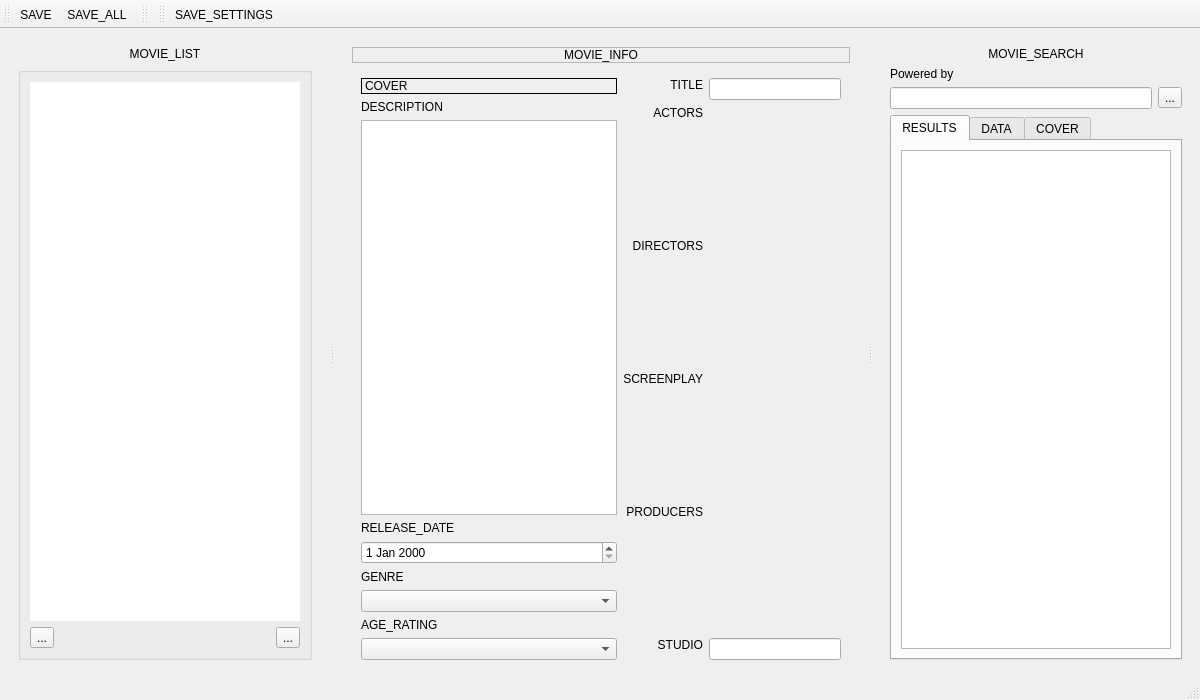
First picture: the form in mainwin.ui, repository SpeckenbachNet/MovieMetaM, before the edit.
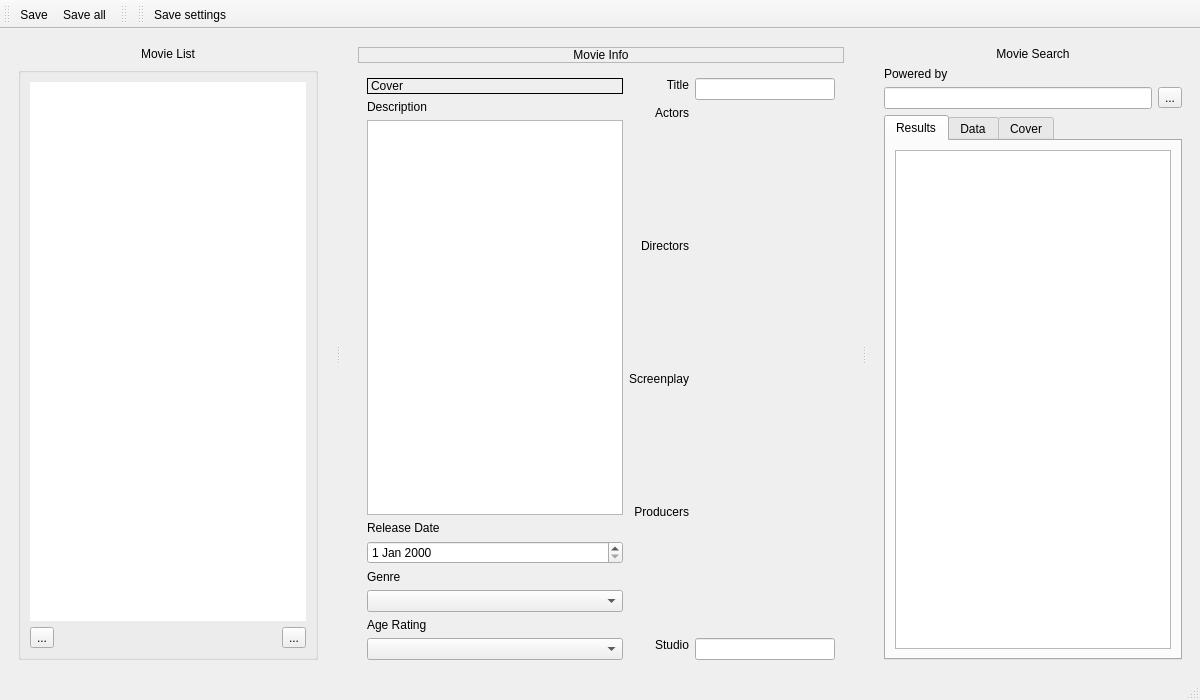
Second picture: the form after the edit. Icons and pictures are not drawn. Custom widgets are drawn as their Qt base class.

The edit to the form file:
```diff
--- a/mainwin.ui
+++ b/mainwin.ui
@@ -44,7 +44,7 @@
             <item>
              <widget class="QLabel" name="leftLabel">
               <property name="text">
-               <string>MOVIE_LIST</string>
+               <string>Movie List</string>
               </property>
               <property name="alignment">
                <set>Qt::AlignmentFlag::AlignCenter</set>
@@ -143,7 +143,7 @@
                <number>4</number>
               </property>
               <property name="text">
-               <string>MOVIE_INFO</string>
+               <string>Movie Info</string>
               </property>
               <property name="alignment">
                <set>Qt::AlignmentFlag::AlignCenter</set>
@@ -167,14 +167,14 @@
                     <enum>QFrame::Shape::Box</enum>
                    </property>
                    <property name="text">
-                    <string>COVER</string>
+                    <string>Cover</string>
                    </property>
                   </widget>
                  </item>
                  <item>
                   <widget class="QLabel" name="descriptionLabel">
                    <property name="text">
-                    <string>DESCRIPTION</string>
+                    <string>Description</string>
                    </property>
                   </widget>
                  </item>
@@ -184,7 +184,7 @@
                  <item>
                   <widget class="QLabel" name="releaseLabel">
                    <property name="text">
-                    <string>RELEASE_DATE</string>
+                    <string>Release Date</string>
                    </property>
                   </widget>
                  </item>
@@ -194,7 +194,7 @@
                  <item>
                   <widget class="QLabel" name="genreLabel">
                    <property name="text">
-                    <string>GENRE</string>
+                    <string>Genre</string>
                    </property>
                    <property name="alignment">
                     <set>Qt::AlignmentFlag::AlignLeading|Qt::AlignmentFlag::AlignLeft|Qt::AlignmentFlag::AlignTop</set>
@@ -210,7 +210,7 @@
                     <enum>Qt::LayoutDirection::LeftToRight</enum>
                    </property>
                    <property name="text">
-                    <string>AGE_RATING</string>
+                    <string>Age Rating</string>
                    </property>
                    <property name="alignment">
                     <set>Qt::AlignmentFlag::AlignLeading|Qt::AlignmentFlag::AlignLeft|Qt::AlignmentFlag::AlignTop</set>
@@ -236,7 +236,7 @@
                     <enum>Qt::LayoutDirection::LeftToRight</enum>
                    </property>
                    <property name="text">
-                    <string>PRODUCERS</string>
+                    <string>Producers</string>
                    </property>
                    <property name="alignment">
                     <set>Qt::AlignmentFlag::AlignRight|Qt::AlignmentFlag::AlignTop|Qt::AlignmentFlag::AlignTrailing</set>
@@ -255,7 +255,7 @@
                     <enum>Qt::LayoutDirection::LeftToRight</enum>
                    </property>
                    <property name="text">
-                    <string>DIRECTORS</string>
+                    <string>Directors</string>
                    </property>
                    <property name="alignment">
                     <set>Qt::AlignmentFlag::AlignRight|Qt::AlignmentFlag::AlignTop|Qt::AlignmentFlag::AlignTrailing</set>
@@ -274,7 +274,7 @@
                     <enum>Qt::LayoutDirection::LeftToRight</enum>
                    </property>
                    <property name="text">
-                    <string>STUDIO</string>
+                    <string>Studio</string>
                    </property>
                    <property name="alignment">
                     <set>Qt::AlignmentFlag::AlignRight|Qt::AlignmentFlag::AlignTop|Qt::AlignmentFlag::AlignTrailing</set>
@@ -290,7 +290,7 @@
                     <enum>Qt::LayoutDirection::LeftToRight</enum>
                    </property>
                    <property name="text">
-                    <string>SCREENPLAY</string>
+                    <string>Screenplay</string>
                    </property>
                    <property name="alignment">
                     <set>Qt::AlignmentFlag::AlignRight|Qt::AlignmentFlag::AlignTop|Qt::AlignmentFlag::AlignTrailing</set>
@@ -303,7 +303,7 @@
                     <enum>Qt::LayoutDirection::LeftToRight</enum>
                    </property>
                    <property name="text">
-                    <string>ACTORS</string>
+                    <string>Actors</string>
                    </property>
                    <property name="alignment">
                     <set>Qt::AlignmentFlag::AlignRight|Qt::AlignmentFlag::AlignTop|Qt::AlignmentFlag::AlignTrailing</set>
@@ -316,7 +316,7 @@
                     <enum>Qt::LayoutDirection::LeftToRight</enum>
                    </property>
                    <property name="text">
-                    <string>TITLE</string>
+                    <string>Title</string>
                    </property>
                    <property name="alignment">
                     <set>Qt::AlignmentFlag::AlignRight|Qt::AlignmentFlag::AlignTop|Qt::AlignmentFlag::AlignTrailing</set>
@@ -376,7 +376,7 @@
               </property>
               <widget class="QWidget" name="tab_1">
                <attribute name="title">
-                <string>RESULTS</string>
+                <string>Results</string>
                </attribute>
                <layout class="QVBoxLayout" name="verticalLayout_5">
                 <item>
@@ -402,12 +402,12 @@
               </widget>
               <widget class="QWidget" name="tab_2">
                <attribute name="title">
-                <string>DATA</string>
+                <string>Data</string>
                </attribute>
               </widget>
               <widget class="QWidget" name="tab_3">
                <attribute name="title">
-                <string>COVER</string>
+                <string>Cover</string>
                </attribute>
               </widget>
              </widget>
@@ -415,7 +415,7 @@
             <item row="0" column="0" colspan="3">
              <widget class="QLabel" name="rightLabel">
               <property name="text">
-               <string>MOVIE_SEARCH</string>
+               <string>Movie Search</string>
               </property>
               <property name="alignment">
                <set>Qt::AlignmentFlag::AlignCenter</set>
@@ -607,7 +607,7 @@
      <normaloff>:/icons/save.svg</normaloff>:/icons/save.svg</iconset>
    </property>
    <property name="text">
-    <string>SAVE</string>
+    <string>Save</string>
    </property>
    <property name="toolTip">
     <string>SAVE_METADATA_TO_MOVIE</string>
@@ -649,7 +649,7 @@
      <normaloff>:/icons/save_all.svg</normaloff>:/icons/save_all.svg</iconset>
    </property>
    <property name="text">
-    <string>SAVE_ALL</string>
+    <string>Save all</string>
    </property>
    <property name="menuRole">
     <enum>QAction::MenuRole::NoRole</enum>
@@ -715,7 +715,7 @@
      <normaloff>:/icons/save.svg</normaloff>:/icons/save.svg</iconset>
    </property>
    <property name="text">
-    <string>SAVE_SETTINGS</string>
+    <string>Save settings</string>
    </property>
    <property name="menuRole">
     <enum>QAction::MenuRole::NoRole</enum>
```
Left out of the diff: 42 changed lines with no effect on the pictures.
